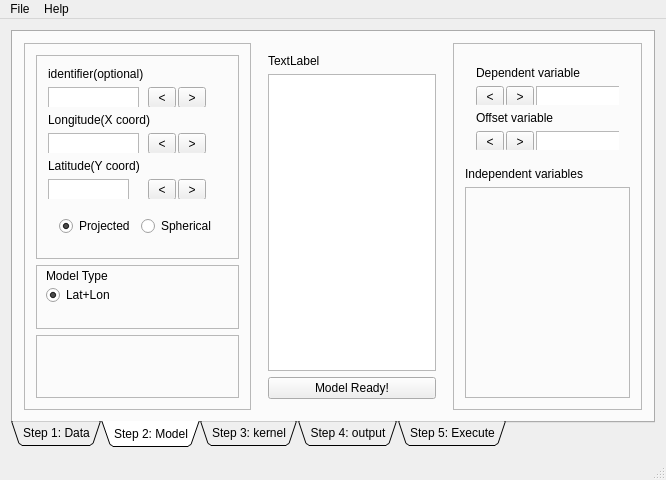
Old version of the form Qt/mainwindow.ui in the repository Anders1232/GWR_BR.
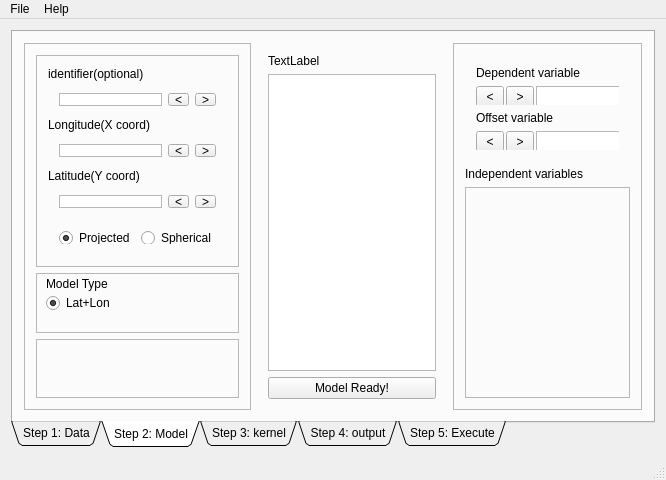
New version of the form. The open tabs and pages were chosen to show the change.

Commit message: Trabalhando no escalonamento automático da aba 2

What changed in the file:
```diff
--- a/Qt/mainwindow.ui
+++ b/Qt/mainwindow.ui
@@ -213,7 +213,7 @@
           <property name="frameShadow">
            <enum>QFrame::Raised</enum>
           </property>
-          <layout class="QVBoxLayout" name="verticalLayout_5">
+          <layout class="QVBoxLayout" name="verticalLayout_5" stretch="1,1,1">
            <item>
             <widget class="QFrame" name="frame_6">
              <property name="frameShape">
@@ -222,7 +222,10 @@
              <property name="frameShadow">
               <enum>QFrame::Raised</enum>
              </property>
-             <layout class="QVBoxLayout" name="verticalLayout_9">
+             <layout class="QVBoxLayout" name="verticalLayout_9" stretch="1,2,1,2,1,2,2">
+              <property name="spacing">
+               <number>1</number>
+              </property>
               <item>
                <widget class="QLabel" name="label_4">
                 <property name="text">
@@ -235,48 +238,32 @@
                 <property name="minimumSize">
                  <size>
                   <width>0</width>
-                  <height>20</height>
+                  <height>35</height>
                  </size>
                 </property>
-                <widget class="QToolButton" name="identifierOutButton">
-                 <property name="geometry">
-                  <rect>
-                   <x>130</x>
-                   <y>0</y>
-                   <width>28</width>
-                   <height>21</height>
-                  </rect>
-                 </property>
-                 <property name="text">
-                  <string>&gt;</string>
-                 </property>
-                </widget>
-                <widget class="QToolButton" name="identifierInButton">
-                 <property name="geometry">
-                  <rect>
-                   <x>100</x>
-                   <y>0</y>
-                   <width>28</width>
-                   <height>21</height>
-                  </rect>
-                 </property>
-                 <property name="text">
-                  <string>&lt;</string>
-                 </property>
-                </widget>
-                <widget class="QListWidget" name="identifierVariable">
-                 <property name="geometry">
-                  <rect>
-                   <x>0</x>
-                   <y>0</y>
-                   <width>91</width>
-                   <height>21</height>
-                  </rect>
-                 </property>
-                 <property name="selectionMode">
-                  <enum>QAbstractItemView::NoSelection</enum>
-                 </property>
-                </widget>
+                <layout class="QHBoxLayout" name="horizontalLayout_4">
+                 <item>
+                  <widget class="QListWidget" name="identifierVariable">
+                   <property name="selectionMode">
+                    <enum>QAbstractItemView::NoSelection</enum>
+                   </property>
+                  </widget>
+                 </item>
+                 <item>
+                  <widget class="QToolButton" name="identifierInButton">
+                   <property name="text">
+                    <string>&lt;</string>
+                   </property>
+                  </widget>
+                 </item>
+                 <item>
+                  <widget class="QToolButton" name="identifierOutButton">
+                   <property name="text">
+                    <string>&gt;</string>
+                   </property>
+                  </widget>
+                 </item>
+                </layout>
                </widget>
               </item>
               <item>
@@ -291,48 +278,32 @@
                 <property name="minimumSize">
                  <size>
                   <width>0</width>
-                  <height>20</height>
+                  <height>35</height>
                  </size>
                 </property>
-                <widget class="QToolButton" name="longitudeOutButton">
-                 <property name="geometry">
-                  <rect>
-                   <x>130</x>
-                   <y>0</y>
-                   <width>28</width>
-                   <height>21</height>
-                  </rect>
-                 </property>
-                 <property name="text">
-                  <string>&gt;</string>
-                 </property>
-                </widget>
-                <widget class="QToolButton" name="longitudeInButton">
-                 <property name="geometry">
-                  <rect>
-                   <x>100</x>
-                   <y>0</y>
-                   <width>28</width>
-                   <height>21</height>
-                  </rect>
-                 </property>
-                 <property name="text">
-                  <string>&lt;</string>
-                 </property>
-                </widget>
-                <widget class="QListWidget" name="longitudeVariable">
-                 <property name="geometry">
-                  <rect>
-                   <x>0</x>
-                   <y>0</y>
-                   <width>91</width>
-                   <height>21</height>
-                  </rect>
-                 </property>
-                 <property name="selectionMode">
-                  <enum>QAbstractItemView::NoSelection</enum>
-                 </property>
-                </widget>
+                <layout class="QHBoxLayout" name="horizontalLayout_5">
+                 <item>
+                  <widget class="QListWidget" name="longitudeVariable">
+                   <property name="selectionMode">
+                    <enum>QAbstractItemView::NoSelection</enum>
+                   </property>
+                  </widget>
+                 </item>
+                 <item>
+                  <widget class="QToolButton" name="longitudeInButton">
+                   <property name="text">
+                    <string>&lt;</string>
+                   </property>
+                  </widget>
+                 </item>
+                 <item>
+                  <widget class="QToolButton" name="longitudeOutButton">
+                   <property name="text">
+                    <string>&gt;</string>
+                   </property>
+                  </widget>
+                 </item>
+                </layout>
                </widget>
               </item>
               <item>
@@ -347,48 +318,32 @@
                 <property name="minimumSize">
                  <size>
                   <width>0</width>
-                  <height>20</height>
+                  <height>35</height>
                  </size>
                 </property>
-                <widget class="QToolButton" name="latitudeOutButton">
-                 <property name="geometry">
-                  <rect>
-                   <x>130</x>
-                   <y>0</y>
-                   <width>28</width>
-                   <height>21</height>
-                  </rect>
-                 </property>
-                 <property name="text">
-                  <string>&gt;</string>
-                 </property>
-                </widget>
-                <widget class="QToolButton" name="latitudeInButton">
-                 <property name="geometry">
-                  <rect>
-                   <x>100</x>
-                   <y>0</y>
-                   <width>28</width>
-                   <height>21</height>
-                  </rect>
-                 </property>
-                 <property name="text">
-                  <string>&lt;</string>
-                 </property>
-                </widget>
-                <widget class="QListWidget" name="latitudeVariable">
-                 <property name="geometry">
-                  <rect>
-                   <x>0</x>
-                   <y>0</y>
-                   <width>81</width>
-                   <height>21</height>
-                  </rect>
-                 </property>
-                 <property name="selectionMode">
-                  <enum>QAbstractItemView::NoSelection</enum>
-                 </property>
-                </widget>
+                <layout class="QHBoxLayout" name="horizontalLayout_6">
+                 <item>
+                  <widget class="QListWidget" name="latitudeVariable">
+                   <property name="selectionMode">
+                    <enum>QAbstractItemView::NoSelection</enum>
+                   </property>
+                  </widget>
+                 </item>
+                 <item>
+                  <widget class="QToolButton" name="latitudeInButton">
+                   <property name="text">
+                    <string>&lt;</string>
+                   </property>
+                  </widget>
+                 </item>
+                 <item>
+                  <widget class="QToolButton" name="latitudeOutButton">
+                   <property name="text">
+                    <string>&gt;</string>
+                   </property>
+                  </widget>
+                 </item>
+                </layout>
                </widget>
               </item>
               <item>
@@ -396,7 +351,7 @@
                 <property name="minimumSize">
                  <size>
                   <width>0</width>
-                  <height>20</height>
+                  <height>35</height>
                  </size>
                 </property>
                 <layout class="QHBoxLayout" name="horizontalLayout_2">
```
Left out of the diff: 2 changed lines with no effect on the pictures.
